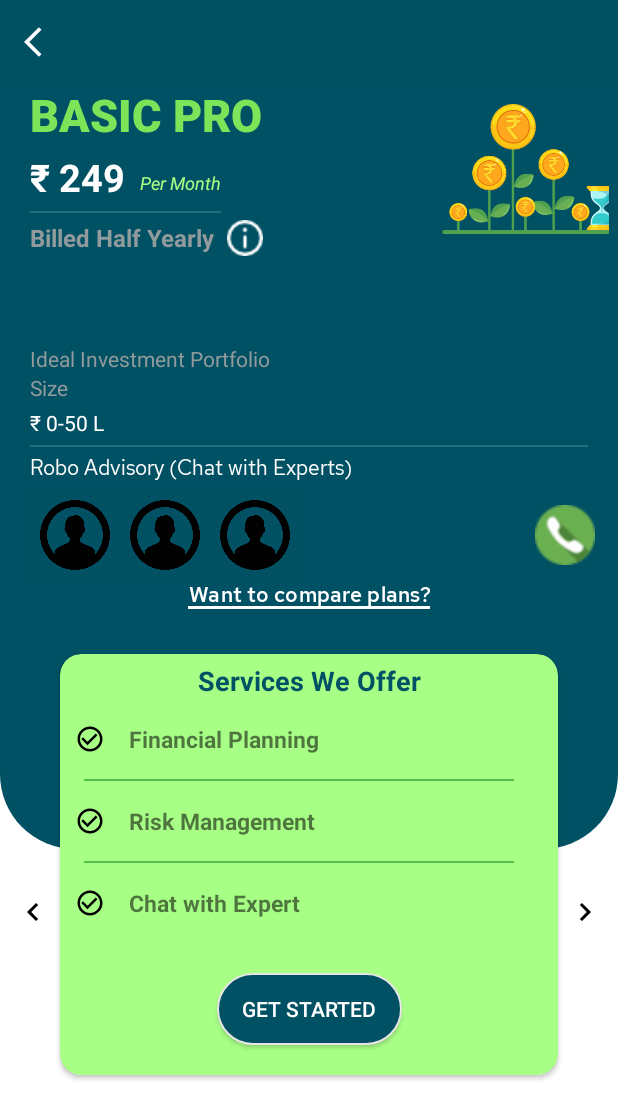
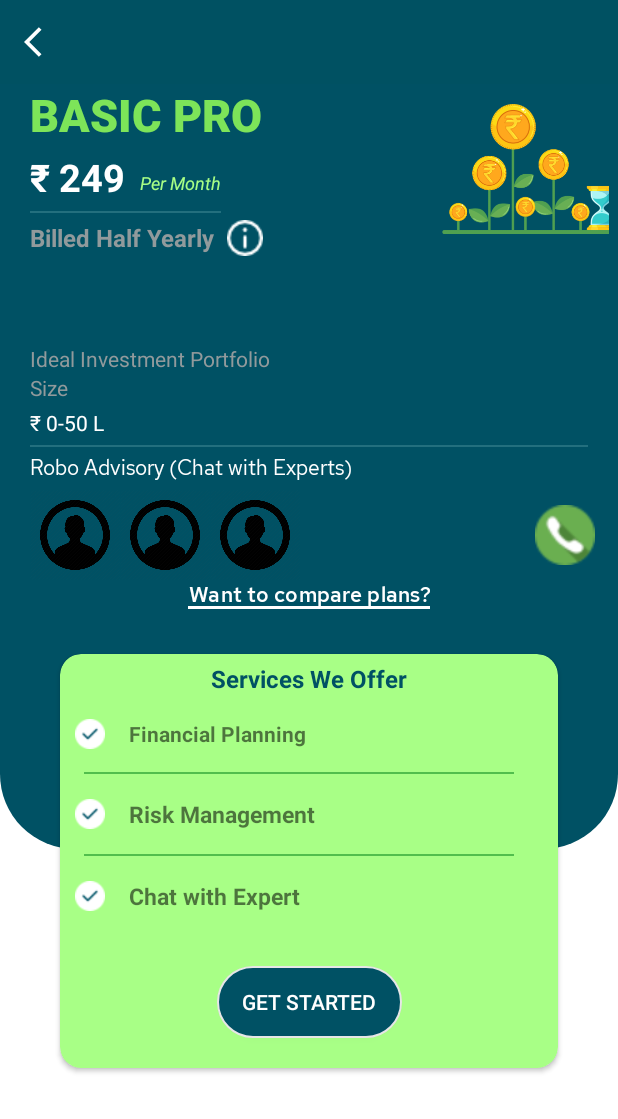
Before and after one commit to NarayanFH/Layouts, an Android app: the layout activity_basic_pro_plan.xml on its own in the app's theme, with its tools: preview values and no code run, on a phone screen of 412 x 824 dp. Shown: the top 1119 px of the screen. Run offline under Robolectric (Android 15) with nearby library versions, the light colour scheme and no system bars.

```diff
--- a/app/src/main/res/layout/activity_basic_pro_plan.xml
+++ b/app/src/main/res/layout/activity_basic_pro_plan.xml
@@ -372,7 +372,7 @@
                         android:layout_marginTop="5dp"
                         android:text="Services We Offer"
                         android:textColor="@color/teal"
-                        android:textSize="18sp"
+                        android:textSize="16sp"
                         android:textStyle="bold"
                         app:layout_constraintEnd_toEndOf="parent"
                         app:layout_constraintStart_toStartOf="parent"
@@ -385,7 +385,7 @@
                         android:layout_marginStart="20sp"
                         android:padding="16dp"
                         android:text="Financial Planning"
-                        android:textSize="15sp"
+                        android:textSize="14sp"
                         android:textStyle="bold"
                         app:layout_constraintStart_toStartOf="@id/imvCheckFinancialPlan"
                         app:layout_constraintTop_toBottomOf="@id/tvServiceOffer" />
@@ -396,7 +396,7 @@
                         android:layout_width="0dp"
                         android:layout_height="wrap_content"
                         android:layout_marginStart="10dp"
-                        android:src="@drawable/ic_baseline_check_circle_outline_24"
+                        android:src="@drawable/correct"
                         app:layout_constraintBottom_toBottomOf="@+id/tvFinancialPlanning"
                         app:layout_constraintEnd_toStartOf="@+id/tvFinancialPlanning"
                         app:layout_constraintStart_toStartOf="parent"
@@ -430,7 +430,7 @@
                         android:id="@+id/imvWealthInfo"
                         android:layout_width="0dp"
                         android:layout_height="wrap_content"
-                        android:background="@drawable/information"
+                        android:background="@drawable/info_blue"
                         android:backgroundTint="@color/teal"
                         android:visibility="gone"
                         app:layout_constraintBottom_toBottomOf="@+id/tvPrivateWealthManagement"
@@ -442,7 +442,7 @@
                         android:layout_width="0dp"
                         android:layout_height="wrap_content"
                         android:layout_marginStart="10dp"
-                        android:src="@drawable/ic_baseline_check_circle_outline_24"
+                        android:src="@drawable/correct"
                         android:visibility="gone"
                         app:layout_constraintBottom_toBottomOf="@+id/tvPrivateWealthManagement"
                         app:layout_constraintEnd_toStartOf="@+id/tvPrivateWealthManagement"
@@ -479,7 +479,7 @@
                         android:layout_width="0dp"
                         android:layout_height="wrap_content"
                         android:layout_marginStart="10dp"
-                        android:background="@drawable/information"
+                        android:background="@drawable/info_blue"
                         android:backgroundTint="@color/teal"
                         android:visibility="gone"
                         app:layout_constraintBottom_toBottomOf="@+id/tvTaxPlanning"
@@ -491,7 +491,7 @@
                         android:layout_width="0dp"
                         android:layout_height="wrap_content"
                         android:layout_marginStart="10dp"
-                        android:src="@drawable/ic_baseline_check_circle_outline_24"
+                        android:src="@drawable/correct"
                         android:visibility="gone"
                         app:layout_constraintBottom_toBottomOf="@+id/tvTaxPlanning"
                         app:layout_constraintEnd_toStartOf="@+id/tvTaxPlanning"
@@ -528,7 +528,7 @@
                         android:layout_width="0dp"
                         android:layout_height="wrap_content"
                         android:layout_marginStart="10dp"
-                        android:src="@drawable/ic_baseline_check_circle_outline_24"
+                        android:src="@drawable/correct"
                         app:layout_constraintBottom_toBottomOf="@+id/tvRiskManagement"
                         app:layout_constraintEnd_toStartOf="@+id/tvRiskManagement"
                         app:layout_constraintStart_toStartOf="parent"
@@ -564,7 +564,7 @@
                         android:layout_width="0dp"
                         android:layout_height="wrap_content"
                         android:layout_marginStart="10dp"
-                        android:background="@drawable/information"
+                        android:background="@drawable/info_blue"
                         android:backgroundTint="@color/teal"
                         android:visibility="gone"
                         app:layout_constraintBottom_toBottomOf="@+id/tvReBalancingPF"
@@ -576,7 +576,7 @@
                         android:layout_width="0dp"
                         android:layout_height="wrap_content"
                         android:layout_marginStart="10dp"
-                        android:src="@drawable/ic_baseline_check_circle_outline_24"
+                        android:src="@drawable/correct"
                         android:visibility="gone"
                         app:layout_constraintBottom_toBottomOf="@+id/tvReBalancingPF"
                         app:layout_constraintEnd_toStartOf="@+id/tvReBalancingPF"
@@ -630,7 +630,7 @@
                         android:layout_width="0dp"
                         android:layout_height="wrap_content"
                         android:layout_marginStart="10dp"
-                        android:src="@drawable/ic_baseline_check_circle_outline_24"
+                        android:src="@drawable/correct"
                         android:visibility="gone"
                         app:layout_constraintBottom_toBottomOf="@+id/tvReviewFrequencyPlan"
                         app:layout_constraintEnd_toStartOf="@+id/tvReviewFrequencyPlan"
@@ -666,7 +666,7 @@
                         android:layout_width="0dp"
                         android:layout_height="wrap_content"
                         android:layout_marginStart="10dp"
-                        android:src="@drawable/ic_baseline_check_circle_outline_24"
+                        android:src="@drawable/correct"
                         app:layout_constraintBottom_toBottomOf="@+id/tvChatExpertPlan"
                         app:layout_constraintEnd_toStartOf="@+id/tvChatExpertPlan"
                         app:layout_constraintStart_toStartOf="parent"
@@ -838,6 +838,7 @@
 
             <ImageView
                 android:id="@+id/imvLeftArrow"
+                android:visibility="invisible"
                 android:layout_width="wrap_content"
                 android:layout_height="wrap_content"
                 android:layout_marginStart="10dp"
@@ -854,6 +855,7 @@
                 android:layout_marginTop="30dp"
                 android:layout_marginEnd="10dp"
                 android:backgroundTint="@color/dark_green"
+                android:visibility="invisible"
                 android:src="@drawable/ic_baseline_keyboard_arrow_right_24"
                 app:layout_constraintEnd_toEndOf="parent"
                 app:layout_constraintTop_toBottomOf="@id/ivBackgroundColorImage" />
```
Also changed, not shown: app/src/main/java/com/example/layouts/MainActivity.java (+74 -0 lines), app/src/main/java/com/example/layouts/OnGestureListener.java (+20 -12 lines).
